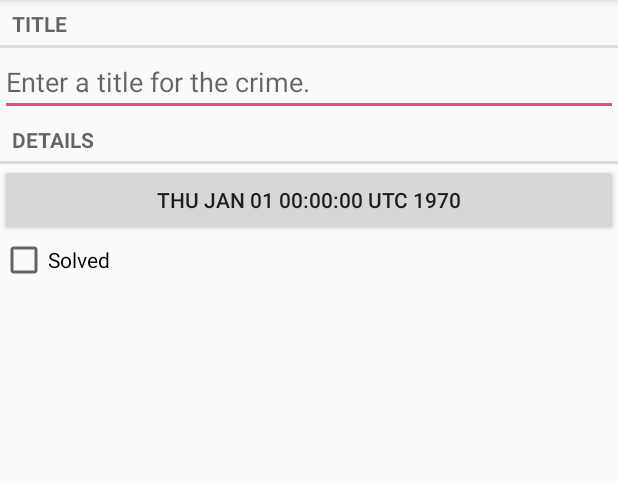
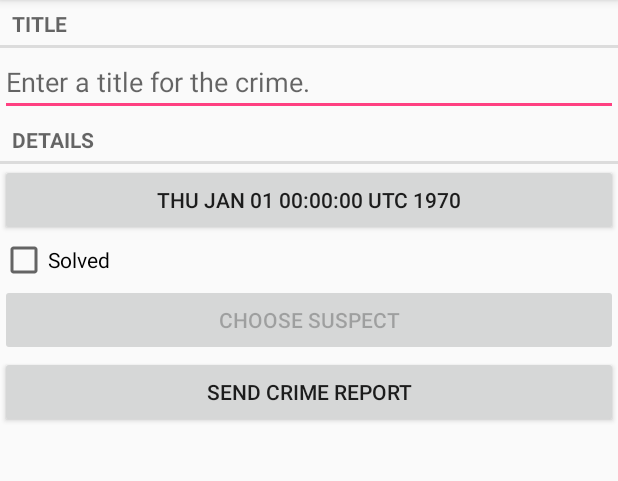
Before and after one commit to AlcalaO/Criminal-Intent, an Android app: the screen it shows after launch (CrimePagerActivity), after a tap on "New Crime", on a phone screen of 412 x 824 dp, the part 84-565 px from its top. Run offline under Robolectric (Android 15) with nearby library versions, the phone set to English and light mode, and no system bars.

Commit message:
Implicit intents chapter finished

```diff
--- a/app/src/main/java/com/bignerdranch/android/criminalintent/Crime.java
+++ b/app/src/main/java/com/bignerdranch/android/criminalintent/Crime.java
@@ -11,6 +11,7 @@ public class Crime {
     private String mTitle;
     private Date mDate;
     private boolean mSolved;
+    private String mSuspect;
 
     public Crime() {
         this(UUID.randomUUID());
@@ -20,7 +21,6 @@ public class Crime {
         mId = id;
         mDate = new Date();
     }
-
 
     public UUID getId() {
         return mId;
@@ -49,4 +49,12 @@ public class Crime {
     public void setSolved(boolean solved) {
         mSolved = solved;
     }
+
+    public String getSuspect() {
+        return mSuspect;
+    }
+
+    public void setSuspect(String suspect) {
+        mSuspect = suspect;
+    }
 }
--- a/app/src/main/java/com/bignerdranch/android/criminalintent/CrimeFragment.java
+++ b/app/src/main/java/com/bignerdranch/android/criminalintent/CrimeFragment.java
@@ -2,11 +2,16 @@ package com.bignerdranch.android.criminalintent;
 
 import android.app.Activity;
 import android.content.Intent;
+import android.content.pm.PackageManager;
+import android.database.Cursor;
+import android.net.Uri;
 import android.os.Bundle;
+import android.provider.ContactsContract;
 import android.support.v4.app.Fragment;
 import android.support.v4.app.FragmentManager;
 import android.text.Editable;
 import android.text.TextWatcher;
+import android.text.format.DateFormat;
 import android.view.LayoutInflater;
 import android.view.View;
 import android.view.ViewGroup;
@@ -26,11 +31,14 @@ public class CrimeFragment extends Fragment {
     private static final String DIALOG_DATE = "DialogDate";
 
     private static final int REQUEST_DATE = 0;
+    private static final int REQUEST_CONTACT = 1;
 
     private Crime mCrime;
     private EditText mTitleField;
     private Button mDateButton;
     private CheckBox mSolvedCheckbox;
+    private Button mReportButton;
+    private Button mSuspectButton;
 
     public static CrimeFragment newInstance(UUID crimeId) {
         Bundle args = new Bundle();
@@ -101,6 +109,40 @@ public class CrimeFragment extends Fragment {
             }
         });
 
+        mReportButton = (Button) v.findViewById(R.id.crime_report);
+        mReportButton.setOnClickListener(new View.OnClickListener() {
+            @Override
+            public void onClick(View v) {
+                Intent i = new Intent(Intent.ACTION_SEND);
+                i.setType("text/plain");
+                i.putExtra(Intent.EXTRA_TEXT, getCrimeReport());
+                i.putExtra(Intent.EXTRA_SUBJECT, getString(R.string.crime_report_subject));
+                i = Intent.createChooser(i, getString(R.string.send_report));
+                startActivity(i);
+            }
+        });
+
+        final Intent pickContact = new Intent(Intent.ACTION_PICK,
+                ContactsContract.Contacts.CONTENT_URI);
+        mSuspectButton = (Button) v.findViewById(R.id.crime_suspect);
+        mSuspectButton.setOnClickListener(new OnClickListener() {
+            @Override
+            public void onClick(View v) {
+                startActivityForResult(pickContact, REQUEST_CONTACT);
+            }
+        });
+
+        if (mCrime.getSuspect() != null) {
+            mSuspectButton.setText(mCrime.getSuspect());
+        }
+
+        // Guarding against no contacts app
+        PackageManager packageManager = getActivity().getPackageManager();
+        if (packageManager.resolveActivity(pickContact,
+                PackageManager.MATCH_DEFAULT_ONLY) == null) {
+            mSuspectButton.setEnabled(false);
+        }
+
         return v;
     }
 
@@ -114,10 +156,60 @@ public class CrimeFragment extends Fragment {
             Date date = (Date) data.getSerializableExtra(DatePickerFragment.EXTRA_DATE);
             mCrime.setDate(date);
             updateDate();
+        } else if (requestCode == REQUEST_CONTACT && data != null) {
+            Uri contactUri = data.getData();
+            // Specify which fields you want your query to return values for
+            String[] queryFields = new String[] {
+                    ContactsContract.Contacts.DISPLAY_NAME
+            };
+
+            // Perform your query - the contactUri is like a "where" clause here
+            Cursor c = getActivity().getContentResolver().query(contactUri, queryFields, null
+                                                            , null, null);
+
+            try {
+                // Double-check that you actually got results
+                if (c.getCount() == 0) {
+                    return;
+                }
+
+                // Pull out the first column of the first row of data
+                // That is you suspect's name
+                c.moveToFirst();
+                String suspect = c.getString(0);
+                mCrime.setSuspect(suspect);
+                mSuspectButton.setText(suspect);
+            } finally {
+                c.close();
+            }
         }
     }
 
     private void updateDate() {
         mDateButton.setText(mCrime.getDate().toString());
     }
+
+    private String getCrimeReport() {
+        String solvedString = null;
+        if (mCrime.isSolved()) {
+            solvedString = getString(R.string.crime_report);
+        } else {
+            solvedString = getString(R.string.crime_report_unsolved);
+        }
+
+        String dateFormat = "EEE, MMM dd";
+        String dateString = DateFormat.format(dateFormat, mCrime.getDate()).toString();
+
+        String suspect = mCrime.getSuspect();
+        if (suspect == null) {
+            suspect = getString(R.string.crime_report_no_suspect);
+        } else {
+            suspect = getString(R.string.crime_report_suspect, suspect);
+        }
+
+        String report = getString(R.string.crime_report, mCrime.getTitle(),
+                dateString, solvedString, suspect);
+
+        return report;
+    }
 }
--- a/app/src/main/java/com/bignerdranch/android/criminalintent/CrimeLab.java
+++ b/app/src/main/java/com/bignerdranch/android/criminalintent/CrimeLab.java
@@ -99,6 +99,7 @@ public class CrimeLab {
         values.put(CrimeTable.Cols.TITLE, crime.getTitle());
         values.put(CrimeTable.Cols.DATE, crime.getDate().toString());
         values.put(CrimeTable.Cols.SOLVED, crime.isSolved() ? 1 : 0);
+        values.put(CrimeTable.Cols.SUSPECT, crime.getSuspect());
         return values;
     }
 
--- a/app/src/main/java/com/bignerdranch/android/criminalintent/database/CrimeBaseHelper.java
+++ b/app/src/main/java/com/bignerdranch/android/criminalintent/database/CrimeBaseHelper.java
@@ -26,7 +26,8 @@ public class CrimeBaseHelper extends SQLiteOpenHelper{
                     CrimeTable.Cols.UUID + ", " +
                     CrimeTable.Cols.TITLE + ", " +
                     CrimeTable.Cols.DATE + ", " +
-                    CrimeTable.Cols.SOLVED + ")");
+                    CrimeTable.Cols.SOLVED + ", " +
+                    CrimeTable.Cols.SUSPECT + ")");
     }
 
     @Override
--- a/app/src/main/java/com/bignerdranch/android/criminalintent/database/CrimeCursorWrapper.java
+++ b/app/src/main/java/com/bignerdranch/android/criminalintent/database/CrimeCursorWrapper.java
@@ -24,11 +24,13 @@ public class CrimeCursorWrapper extends CursorWrapper{
         String title = getString(getColumnIndex(CrimeTable.Cols.TITLE));
         long date = getLong(getColumnIndex(CrimeTable.Cols.DATE));
         int isSolved = getInt(getColumnIndex(CrimeTable.Cols.SOLVED));
+        String suspect = getString(getColumnIndex(CrimeTable.Cols.SUSPECT));
 
         Crime crime = new Crime(UUID.fromString(uuidString));
         crime.setTitle(title);
         crime.setDate(new Date(date));
         crime.setSolved(isSolved != 0);
+        crime.setSuspect(suspect);
 
         return crime;
     }
--- a/app/src/main/java/com/bignerdranch/android/criminalintent/database/CrimeDbSchema.java
+++ b/app/src/main/java/com/bignerdranch/android/criminalintent/database/CrimeDbSchema.java
@@ -13,6 +13,7 @@ public class CrimeDbSchema {
             public static final String TITLE = "title";
             public static final String DATE = "date";
             public static final String SOLVED = "solved";
+            public static final String SUSPECT = "suspect";
         }
     }
 }
--- a/app/src/main/res/layout/fragment_crime.xml
+++ b/app/src/main/res/layout/fragment_crime.xml
@@ -34,4 +34,16 @@
         android:layout_height="wrap_content"
         android:text="@string/crime_solved_label"/>
 
+    <Button
+        android:id="@+id/crime_suspect"
+        android:layout_width="match_parent"
+        android:layout_height="wrap_content"
+        android:text="@string/crime_suspect_text"/>
+
+    <Button
+        android:id="@+id/crime_report"
+        android:layout_width="match_parent"
+        android:layout_height="wrap_content"
+        android:text="@string/crime_report_text"/>
+
 </LinearLayout>
--- a/app/src/main/res/values/strings.xml
+++ b/app/src/main/res/values/strings.xml
@@ -11,4 +11,15 @@
     <string name="show_subtitle">Show Subtitle</string>
     <string name="hide_subtitle">Hide Subtitle</string>
     <string name="subtitle_format">%1$d crimes</string>
+
+    <string name="crime_suspect_text">Choose Suspect</string>
+    <string name="crime_report_text">Send Crime Report</string>
+
+    <string name="crime_report">%1$s! The crime was discovered on %2$s. %2$s, and %4$s</string>
+    <string name="crime_report_solved">The case is solved</string>
+    <string name="crime_report_unsolved">The case is not solved</string>
+    <string name="crime_report_suspect">the suspect is %s.</string>
+    <string name="crime_report_no_suspect">there is no suspect</string>
+    <string name="crime_report_subject">CriminalIntent Crime Report</string>
+    <string name="send_report">Send crime report via</string>
 </resources>
```
Also changed, not shown: 7 other files.
